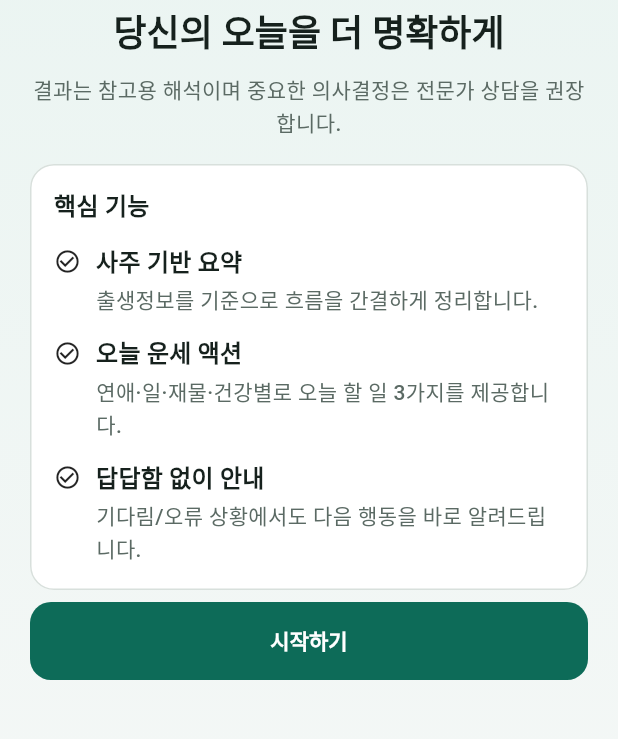
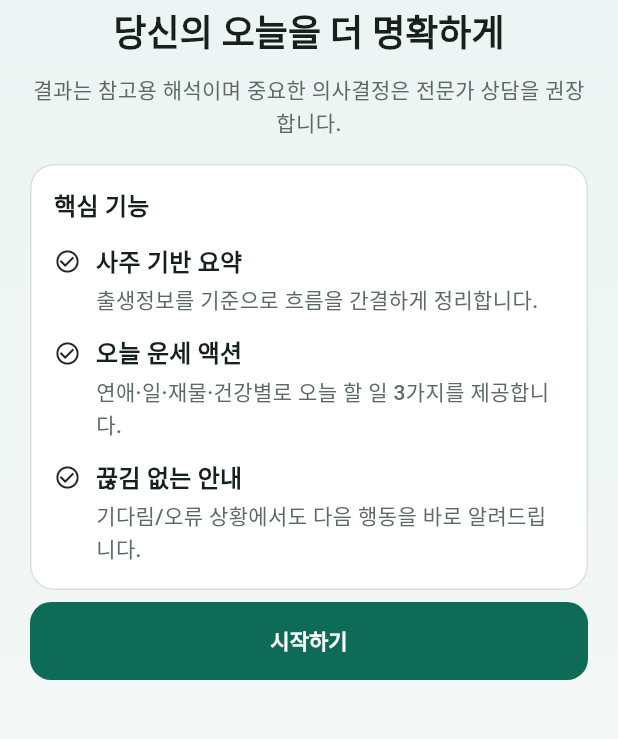
Before and after one commit to hooni-dev-0104/FortuneLog, a Flutter app: the screen it shows after launch, on a phone screen of 412 x 824 dp, the part 220-959 px from its top. Run offline on Flutter 3.47's test engine with Material 3 defaults, Android fonts, the phone set to English and light mode, and no system bars; our stand-ins replace flutter_svg, supabase_flutter; accounts and stored records are empty.

Commit message:
Refine onboarding copy for loading/error guidance

```diff
--- a/apps/mobile/lib/features/onboarding/onboarding_page.dart
+++ b/apps/mobile/lib/features/onboarding/onboarding_page.dart
@@ -13,7 +13,7 @@ class OnboardingPage extends StatelessWidget {
     final bullets = const [
       ('사주 기반 요약', '출생정보를 기준으로 흐름을 간결하게 정리합니다.'),
       ('오늘 운세 액션', '연애·일·재물·건강별로 오늘 할 일 3가지를 제공합니다.'),
-      ('답답함 없이 안내', '기다림/오류 상황에서도 다음 행동을 바로 알려드립니다.'),
+      ('끊김 없는 안내', '기다림/오류 상황에서도 다음 행동을 바로 알려드립니다.'),
     ];
 
     return Scaffold(
```
